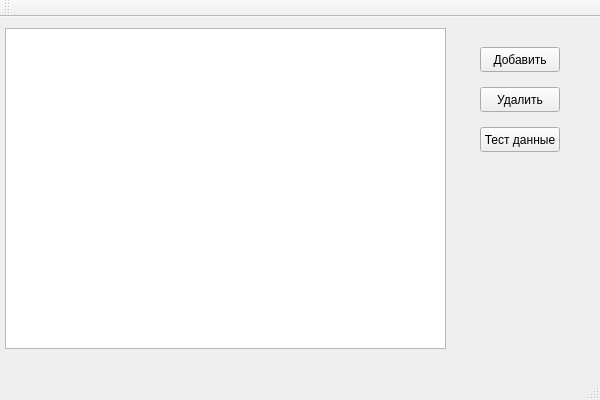
Qt form VehicleAccountingSystem/VehicleAccountingSystem.ui (monte-v/VehicleAccountingSystem) before a commit.
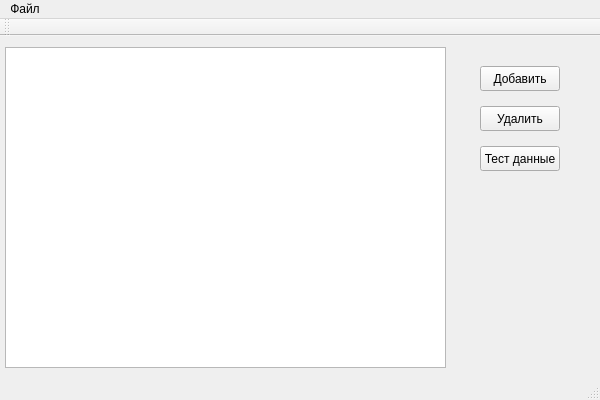
The same form after that commit.

Commit message: Добавлена функция открытия/сохранения из/в json-файл

```diff
--- a/VehicleAccountingSystem/VehicleAccountingSystem.ui
+++ b/VehicleAccountingSystem/VehicleAccountingSystem.ui
@@ -73,6 +73,14 @@
      <height>25</height>
     </rect>
    </property>
+   <widget class="QMenu" name="file">
+    <property name="title">
+     <string>Файл</string>
+    </property>
+    <addaction name="mbfOpen"/>
+    <addaction name="mbfSave"/>
+   </widget>
+   <addaction name="file"/>
   </widget>
   <widget class="QToolBar" name="mainToolBar">
    <attribute name="toolBarArea">
```
Left out of the diff: 10 changed lines with no effect on the pictures. The commit also changes 6 other files.
